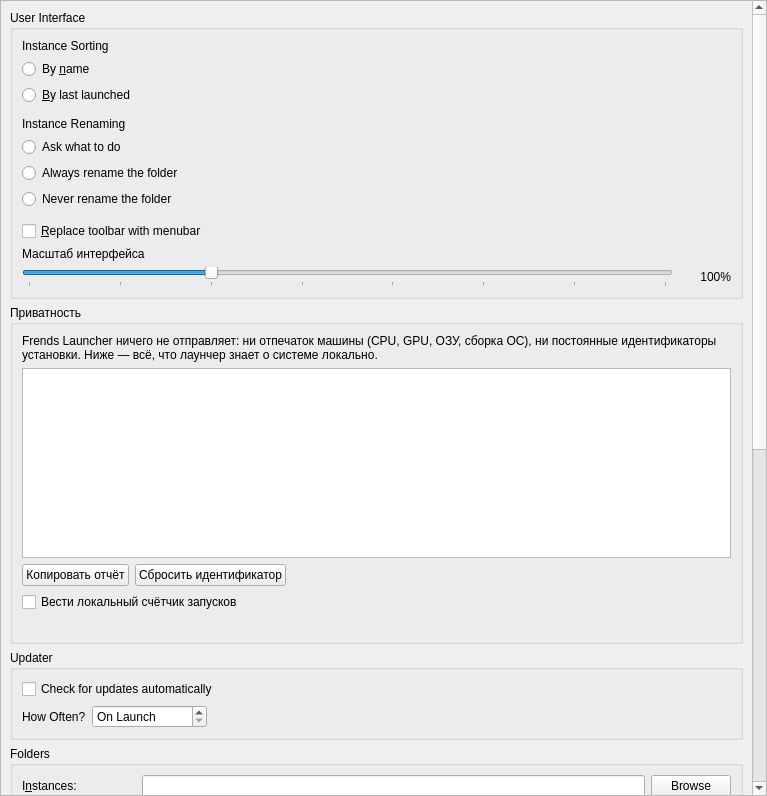
Above: launcher/ui/pages/global/LauncherPage.ui from KAKTYS200/FrendsLauncher before the change. Below: the same form after it.
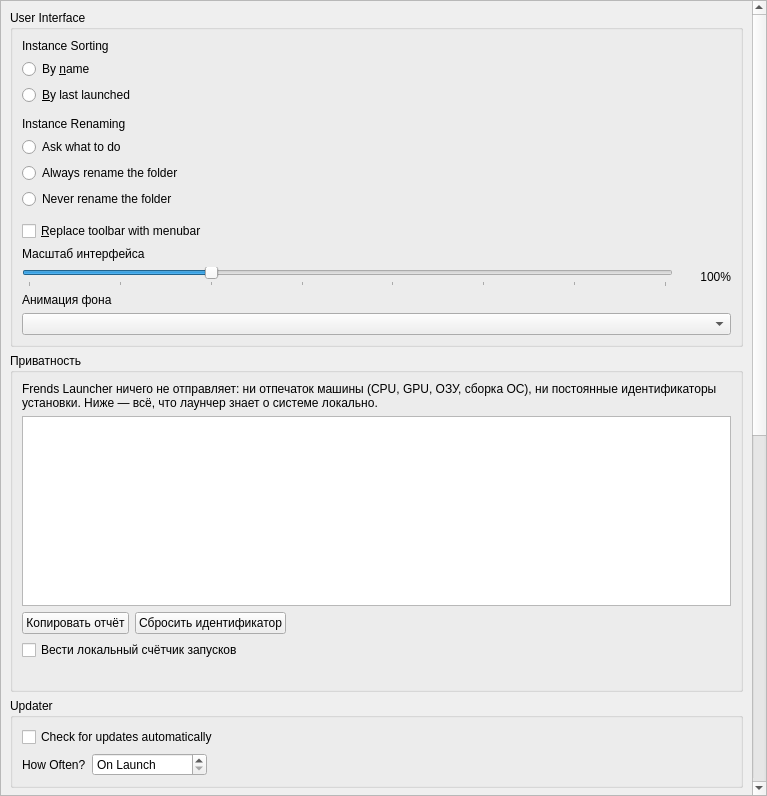
That is the form after the change.

Commit message:
Панели серверов и вторая анимация фона
Страница «Серверы» разбита на два окна: слева топ-10 публичных серверов по
онлайну с автоматическим обновлением каждые 10 минут, справа — свои серверы,
которые можно добавлять и удалять (список хранится в настройке FrendsMyServers).
Оба окна следуют теме и масштабу интерфейса.

В настройках интерфейса появился выбор анимации фона: прежние вращающиеся кубы
или плавно падающие сверху вниз. Цикл вращения теперь замкнут по времени
(куб делает целое число оборотов за минуту), поэтому конец совпадает с началом.

```diff
--- a/launcher/ui/pages/global/LauncherPage.ui
+++ b/launcher/ui/pages/global/LauncherPage.ui
@@ -220,6 +220,20 @@
             </item>
            </layout>
           </item>
+          <item>
+           <widget class="QLabel" name="backdropLabel">
+            <property name="text">
+             <string>Анимация фона</string>
+            </property>
+           </widget>
+          </item>
+          <item>
+           <widget class="QComboBox" name="backdropCombo">
+            <property name="toolTip">
+             <string>Что происходит на фоне главного окна: кубы вращаются на месте или плавно падают сверху вниз.</string>
+            </property>
+           </widget>
+          </item>
          </layout>
         </widget>
        </item>
```
The commit also changes 17 other files.
